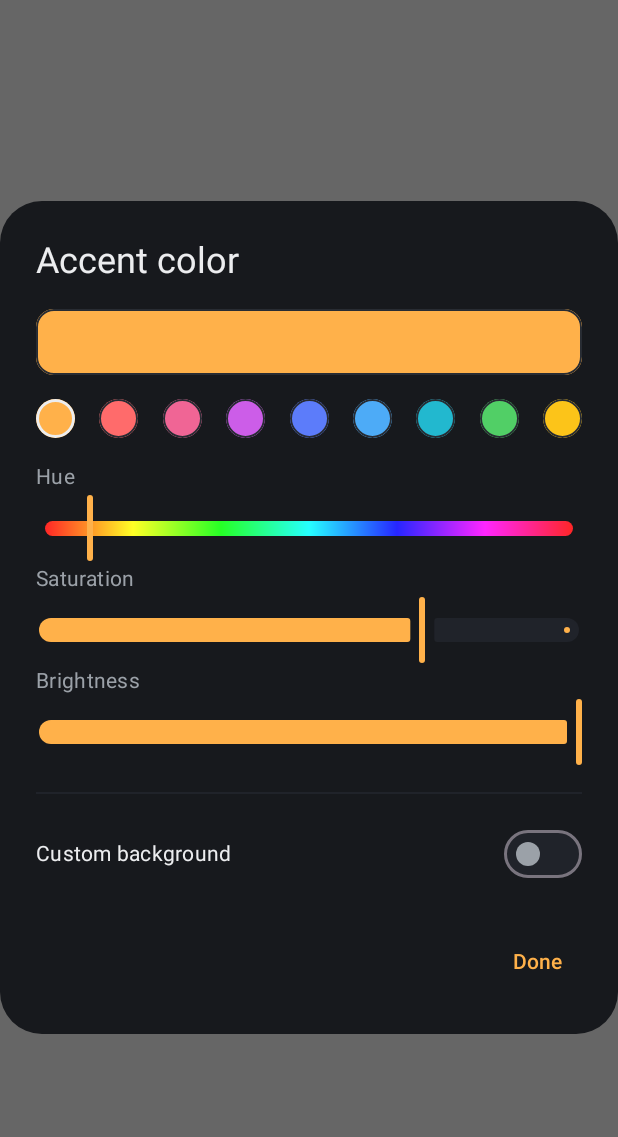
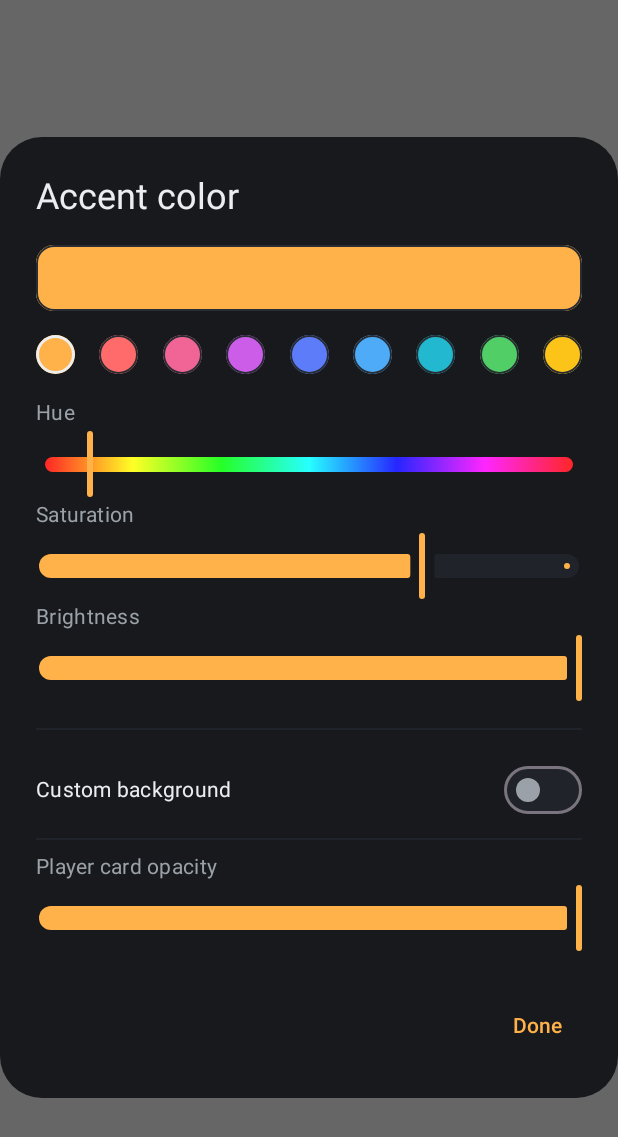
Before and after one commit to NomeSame/MusicMonster, an Android app built with Jetpack Compose: the @Preview function AccentPickerDialogPreview, on a phone screen of 412 x 824 dp. Shown: the top 1137 px of the screen. Run offline under Robolectric (Android 15) with nearby library versions, the light colour scheme and no system bars.

Commit message:
- added opotion to also make the player transparent

```diff
--- a/app/src/main/java/com/nomesame/musicmonster/ui/components/AccentPicker.kt
+++ b/app/src/main/java/com/nomesame/musicmonster/ui/components/AccentPicker.kt
@@ -73,7 +73,9 @@ fun AccentPickerDialog(
     bgScrim: Float = 0.75f,
     onBgScrimChange: (Float) -> Unit = {},
     onPickBackground: () -> Unit = {},
-    onResetBackground: () -> Unit = {}
+    onResetBackground: () -> Unit = {},
+    playerOpacity: Float = 1f,
+    onPlayerOpacityChange: (Float) -> Unit = {}
 ) {
     val colors = LocalAppColors.current
     val initial = remember { colorToHsv(current) }
@@ -245,6 +247,24 @@ fun AccentPickerDialog(
                         )
                     )
                 }
+
+                Spacer(Modifier.height(AppSpacing.sm))
+                Box(
+                    modifier = Modifier.fillMaxWidth().height(1.dp).background(colors.divider)
+                )
+                Spacer(Modifier.height(AppSpacing.sm))
+
+                Text(text = "Player card opacity", color = colors.textMuted)
+                Slider(
+                    value = playerOpacity,
+                    onValueChange = onPlayerOpacityChange,
+                    valueRange = 0f..1f,
+                    colors = SliderDefaults.colors(
+                        thumbColor = selected,
+                        activeTrackColor = selected,
+                        inactiveTrackColor = colors.divider
+                    )
+                )
             }
         },
         confirmButton = {
```
Also changed, not shown: app/src/main/java/com/nomesame/musicmonster/MainViewModel.kt (+15 -0 lines), app/src/main/java/com/nomesame/musicmonster/ui/screens/PlayerScreen.kt (+5 -2 lines).
